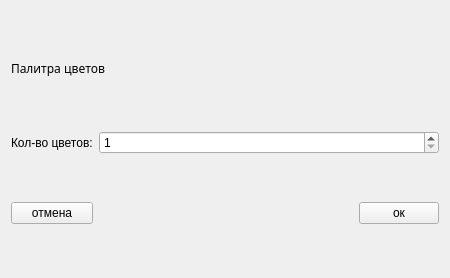
First picture: the form in color_palette.ui, repository FluffyTerror/Photoshop-project, before the edit.
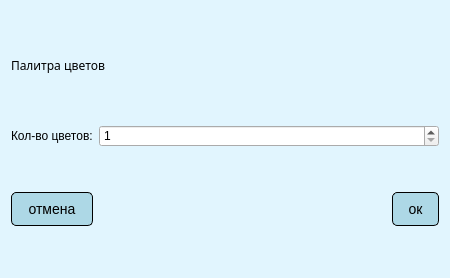
Second picture: the form after the edit.

The edit to the form file:
```diff
--- a/color_palette.ui
+++ b/color_palette.ui
@@ -13,6 +13,27 @@
   <property name="windowTitle">
    <string>Form</string>
   </property>
+  <property name="styleSheet">
+   <string notr="true">QWidget#color_palette { background-color: #e1f5fe; }
+QPushButton {
+    /*color: white;               /* Установка белого цвета текста */
+    background-color: lightblue;     /* Установка синего цвета фона */
+    border-radius: 5px;         /* Установка скругленных углов */
+    border: 1px solid black;    /* Установка границы (можно настроить по вашему вкусу) */
+    padding: 8px 15px;          /* Установка внутренних отступов (можно настроить по вашему вкусу) */
+    font-family: &quot;Comic Sans MS&quot;; /* Установка шрифта Comic Sans */
+    font-size: 14px;            /* Установка размера шрифта (можно настроить по вашему вкусу) */
+}
+
+QPushButton:hover {
+    background-color: darkred;      /* Установка цвета фона при наведении */
+}
+
+QPushButton:pressed {
+    background-color: purple;   /* Установка цвета фона при нажатии */
+}
+</string>
+  </property>
   <layout class="QGridLayout" name="gridLayout">
    <item row="2" column="0" colspan="3">
     <layout class="QHBoxLayout" name="layout_2"/>
```
